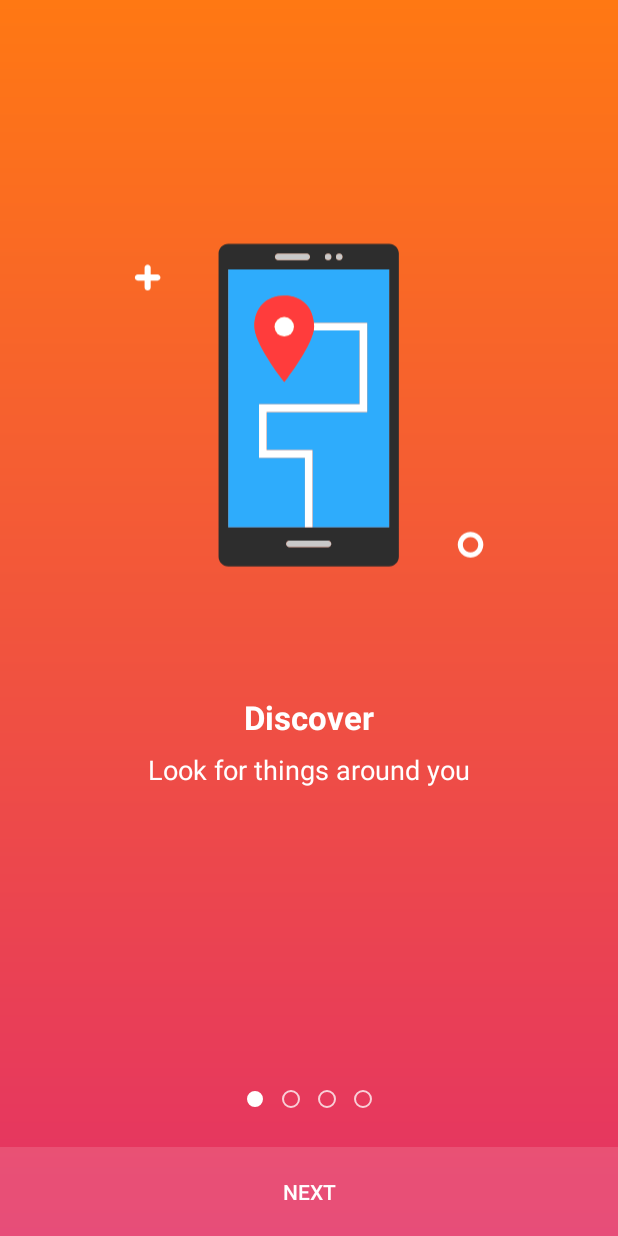
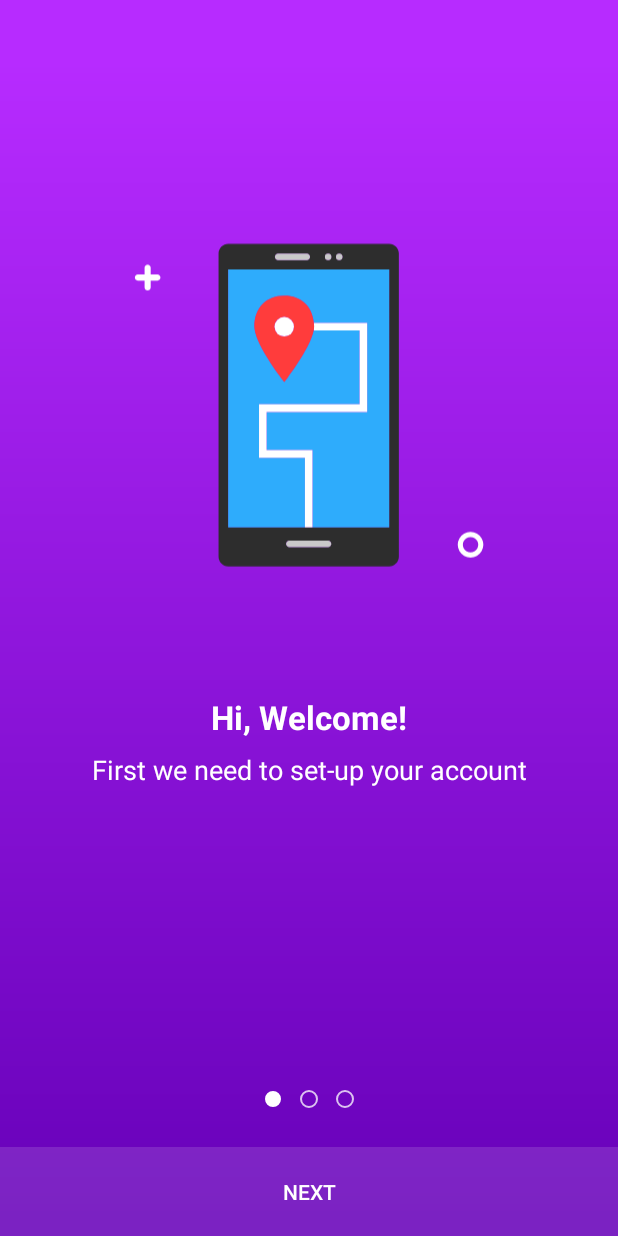
Before and after one commit to Jifflis/BudgetApp, an Android app: the screen it shows after launch (IntroActivity), on a phone screen of 412 x 824 dp. Run offline under Robolectric (Android 15) with nearby library versions, the phone set to English and light mode, and no system bars.

```diff
--- a/app/src/main/java/com/sakayta/budgetapp/activity/intro/SliderItemFragment.java
+++ b/app/src/main/java/com/sakayta/budgetapp/activity/intro/SliderItemFragment.java
@@ -40,8 +40,9 @@ public class SliderItemFragment extends Fragment {
   // prepare all background images arrays
   @StringRes
   private static final int[] BG_IMAGE = new int[] {
-      R.drawable.ic_bg_red, R.drawable.ic_bg_blue, R.drawable.ic_bg_green,
-      R.drawable.ic_bg_purple
+          R.drawable.ic_bg_purple,
+          R.drawable.ic_bg_blue, R.drawable.ic_bg_red, R.drawable.ic_bg_green,
+
   };
 
   private int position;
--- a/app/src/main/java/com/sakayta/budgetapp/activity/intro/SliderPagerAdapter.java
+++ b/app/src/main/java/com/sakayta/budgetapp/activity/intro/SliderPagerAdapter.java
@@ -7,7 +7,10 @@ import androidx.fragment.app.FragmentPagerAdapter;
 
 public class SliderPagerAdapter extends FragmentPagerAdapter {
 
-  public SliderPagerAdapter(@NonNull FragmentManager fm, int behavior) {
+  public SliderPagerAdapter(
+          @NonNull FragmentManager fm,
+          int behavior
+  ) {
     super(fm, behavior);
   }
 
@@ -16,7 +19,7 @@ public class SliderPagerAdapter extends FragmentPagerAdapter {
   }
 
   @Override public int getCount() {
-    return 4;
+    return 3;
   }
 
 }
--- a/app/src/main/res/values/strings.xml
+++ b/app/src/main/res/values/strings.xml
@@ -5,11 +5,11 @@
     <string name="hello_blank_fragment">Hello blank fragment</string>
 
     <string name="next">Next</string>
-    <string name="discover">Discover</string>
+    <string name="discover">Hi, Welcome!</string>
     <string name="shop">Shop</string>
     <string name="offers">Offers</string>
     <string name="rewards">Rewards</string>
-    <string name="discover_text">Look for things around you</string>
+    <string name="discover_text">First we need to set-up your account</string>
     <string name="shop_text"><![CDATA[Get the best deals & Coupons]]></string>
     <string name="offers_text">Find great offers while you discover</string>
     <string name="rewards_text"><![CDATA[Free recharge coupons & more]]></string>
```
